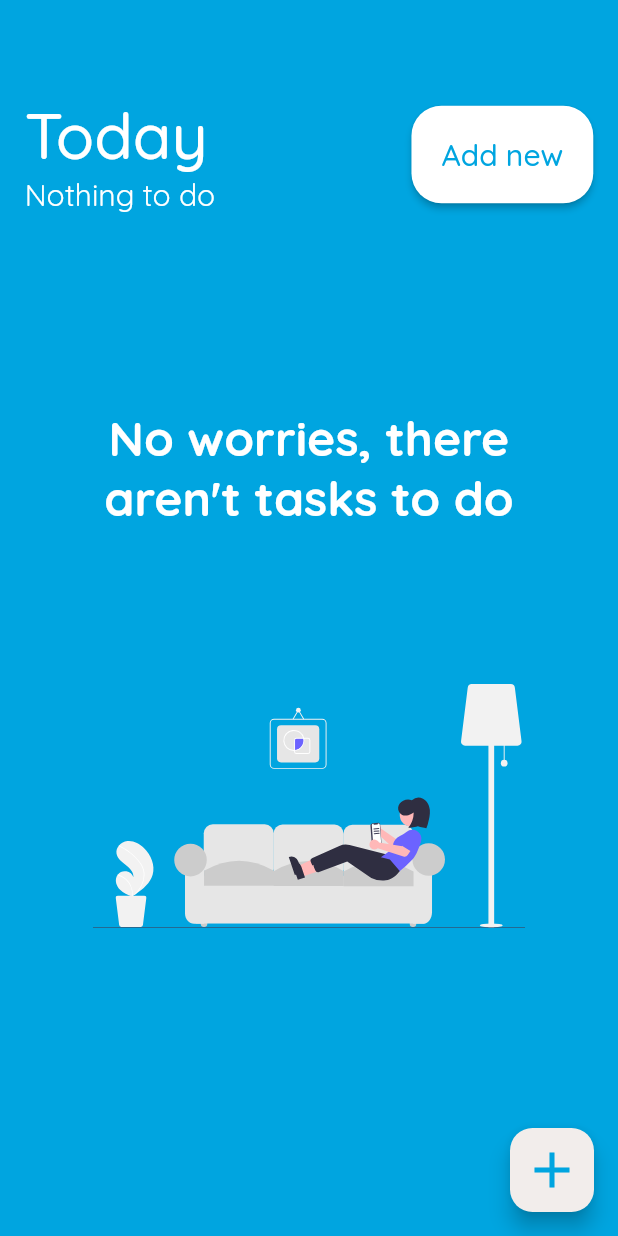
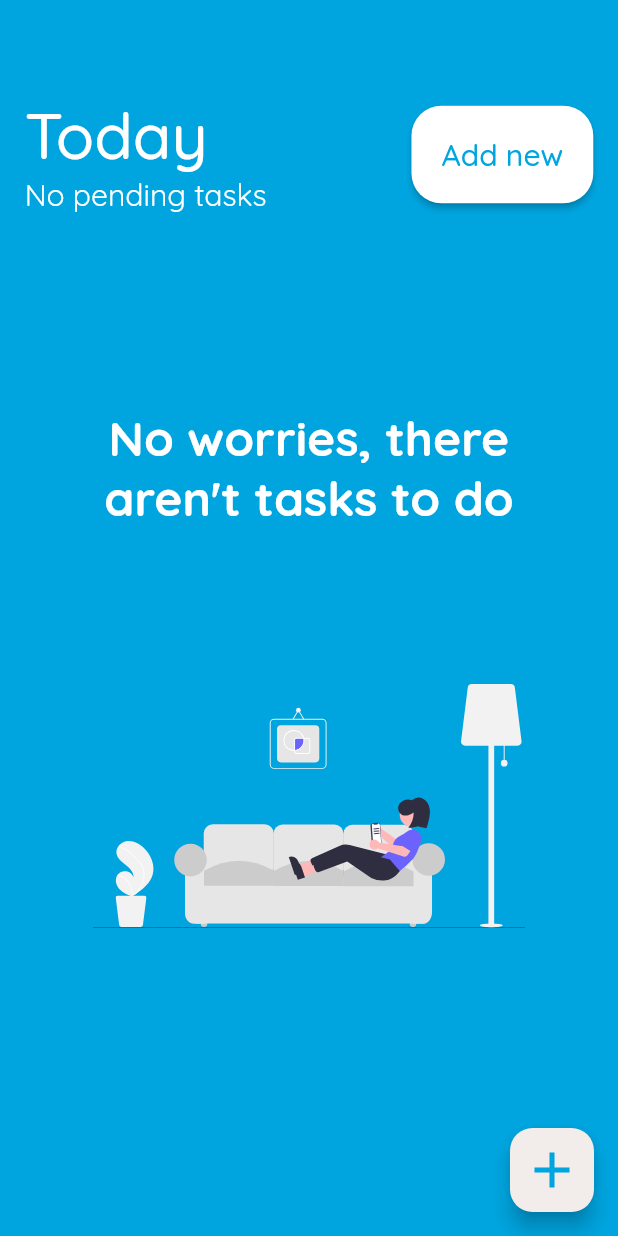
Before and after one commit to thierryoliveira/taskfy_app, a Flutter app: the TasksPage screen opened by its route, on a phone screen of 412 x 824 dp. Run offline on Flutter 3.47's test engine with Material 2 defaults, Android fonts, the phone set to English and light mode, and no system bars; our stand-ins replace dio, flutter_svg, font_awesome_flutter, get, get_storage, google_fonts and 2 more; accounts and stored records are empty; network calls fail.

Commit message:
fix(tasks): change task counter label

```diff
--- a/lib/app/modules/task/views/tasks_view.dart
+++ b/lib/app/modules/task/views/tasks_view.dart
@@ -56,7 +56,7 @@ class TasksPage extends GetWidget<TaskController> {
                           fontWeight: FontWeight.w500),
                     ),
                     Obx(() => Text(
-                          controller.taskList.length > 0 ? "${controller.taskList.length} tasks" : "Nothing to do",
+                          controller.taskList.length > 0 ? "${controller.taskList.length} tasks" : "No pending tasks",
                           style: TextStyle(color: Colors.white, fontSize: 20),
                         ))
                   ],
```
